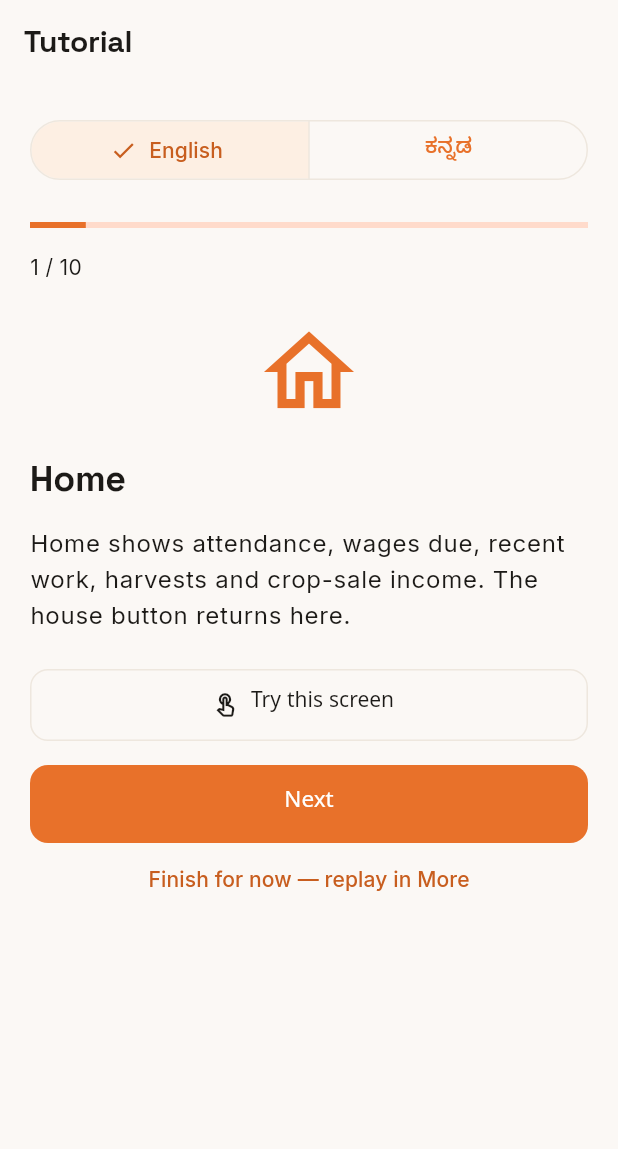
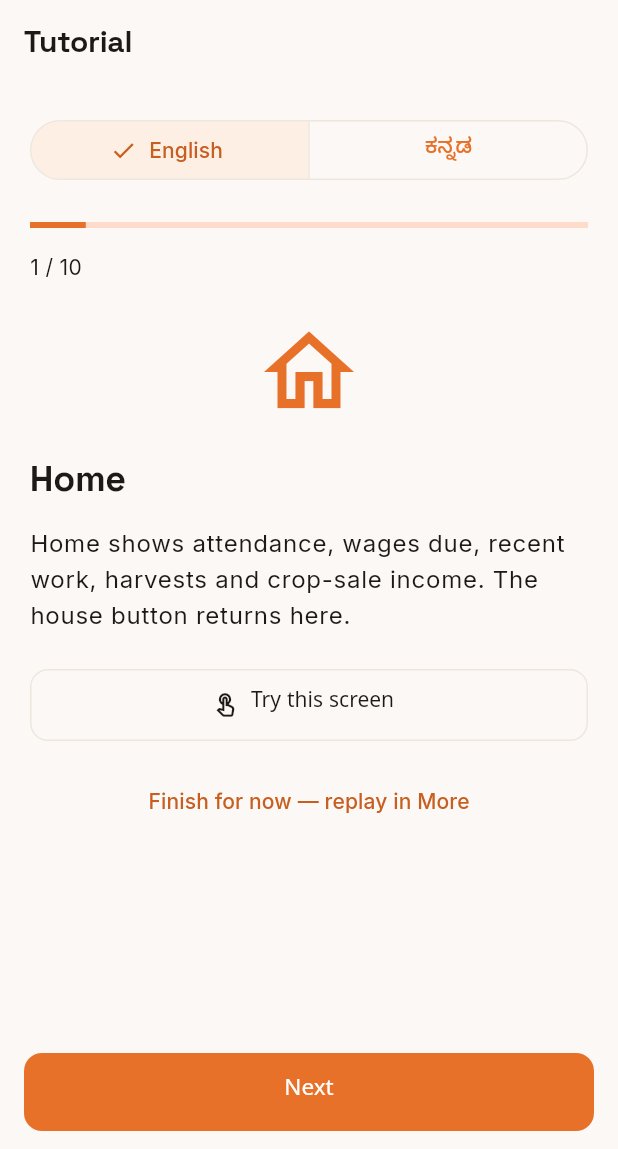
Before and after one commit to Shr1ramN/Dhara-Mitra_V1, a Flutter app: the TutorialScreen screen opened by its route, on a phone screen of 412 x 824 dp, the part 87-1236 px from its top. Run offline on Flutter 3.47's test engine with Material 3 defaults, Android fonts, the light colour scheme and no system bars; our stand-ins replace app_links, audioplayers, drift, drift_flutter, file_picker, flutter_local_notifications and 14 more; missing offline and left inert: excel, phone_numbers_parser, record, workmanager; accounts and stored records are empty; generated files the repository leaves out were written again.

Commit message:
Keep tutorial navigation visible with long explanations

```diff
--- a/app/lib/features/settings/ui/tutorial_screen.dart
+++ b/app/lib/features/settings/ui/tutorial_screen.dart
@@ -16,9 +16,19 @@ class TutorialScreen extends ConsumerStatefulWidget {
 class _TutorialState extends ConsumerState<TutorialScreen> {
   int step = 0;
   final scroll = ScrollController();
-  void move(int next) { setState(() => step = next); if(scroll.hasClients) { scroll.jumpTo(0); } }
+  void move(int next) {
+    setState(() => step = next);
+    if (scroll.hasClients) {
+      scroll.jumpTo(0);
+    }
+  }
+
   @override
-  void dispose() { scroll.dispose(); super.dispose(); }
+  void dispose() {
+    scroll.dispose();
+    super.dispose();
+  }
+
   static const lessons = <(IconData, String, String, String, String, String)>[
     (
       Icons.home_outlined,
@@ -119,6 +129,37 @@ class _TutorialState extends ConsumerState<TutorialScreen> {
     final kn = ref.watch(localeProvider).languageCode == 'kn';
     return Scaffold(
       appBar: AppBar(title: Text(v1Text(context, 'Tutorial', 'ಬಳಕೆಯ ತರಬೇತಿ'))),
+      bottomNavigationBar: SafeArea(
+        top: false,
+        child: Padding(
+          padding: const EdgeInsets.fromLTRB(16, 8, 16, 12),
+          child: Row(
+            children: [
+              if (step > 0) ...[
+                Expanded(
+                  child: OutlinedButton(
+                    onPressed: () => move(step - 1),
+                    child: Text(v1Text(context, 'Previous', 'ಹಿಂದೆ')),
+                  ),
+                ),
+                const SizedBox(width: 8),
+              ],
+              Expanded(
+                child: FilledButton(
+                  onPressed: step == lessons.length - 1
+                      ? finish
+                      : () => move(step + 1),
+                  child: Text(
+                    step == lessons.length - 1
+                        ? v1Text(context, 'Finish', 'ಮುಗಿಸಿ')
+                        : v1Text(context, 'Next', 'ಮುಂದೆ'),
+                  ),
+                ),
+              ),
+            ],
+          ),
+        ),
+      ),
       body: ListView(
         controller: scroll,
         padding: const EdgeInsets.all(20),
@@ -161,21 +202,6 @@ class _TutorialState extends ConsumerState<TutorialScreen> {
             onPressed: () => context.push(lesson.$6),
           ),
           const SizedBox(height: 16),
-          FilledButton(
-            onPressed: step == lessons.length - 1
-                ? finish
-                : () => move(step + 1),
-            child: Text(
-              step == lessons.length - 1
-                  ? v1Text(context, 'Finish', 'ಮುಗಿಸಿ')
-                  : v1Text(context, 'Next', 'ಮುಂದೆ'),
-            ),
-          ),
-          if (step > 0)
-            TextButton(
-              onPressed: () => move(step - 1),
-              child: Text(v1Text(context, 'Previous', 'ಹಿಂದೆ')),
-            ),
           TextButton(
             onPressed: finish,
             child: Text(
```
